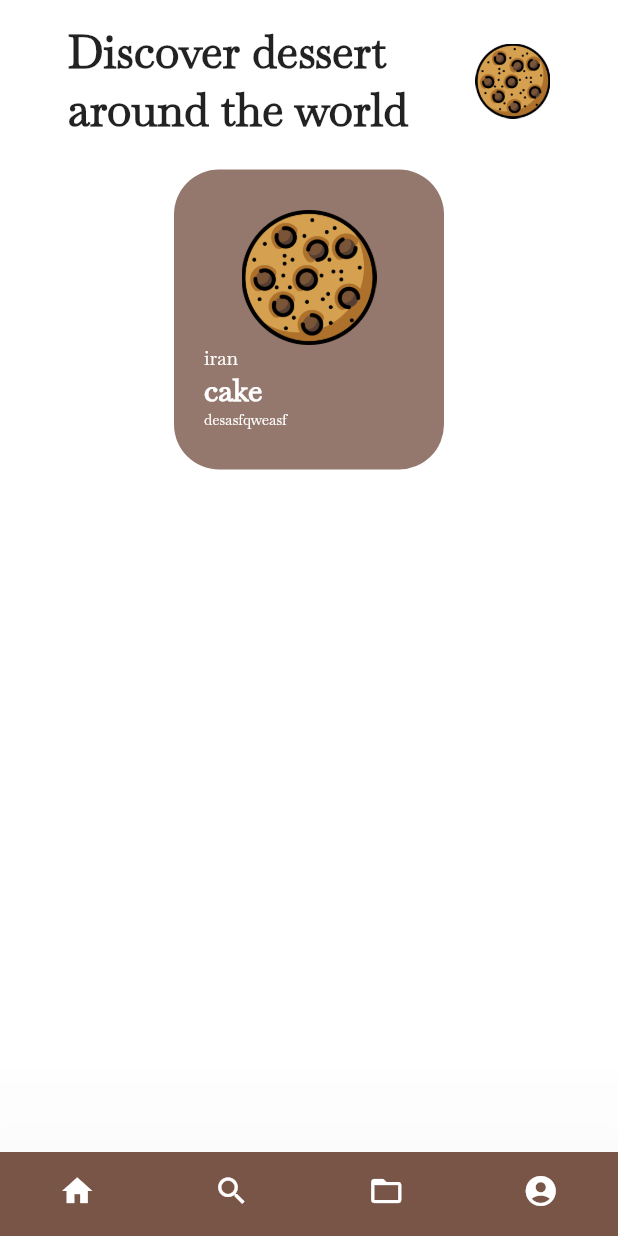
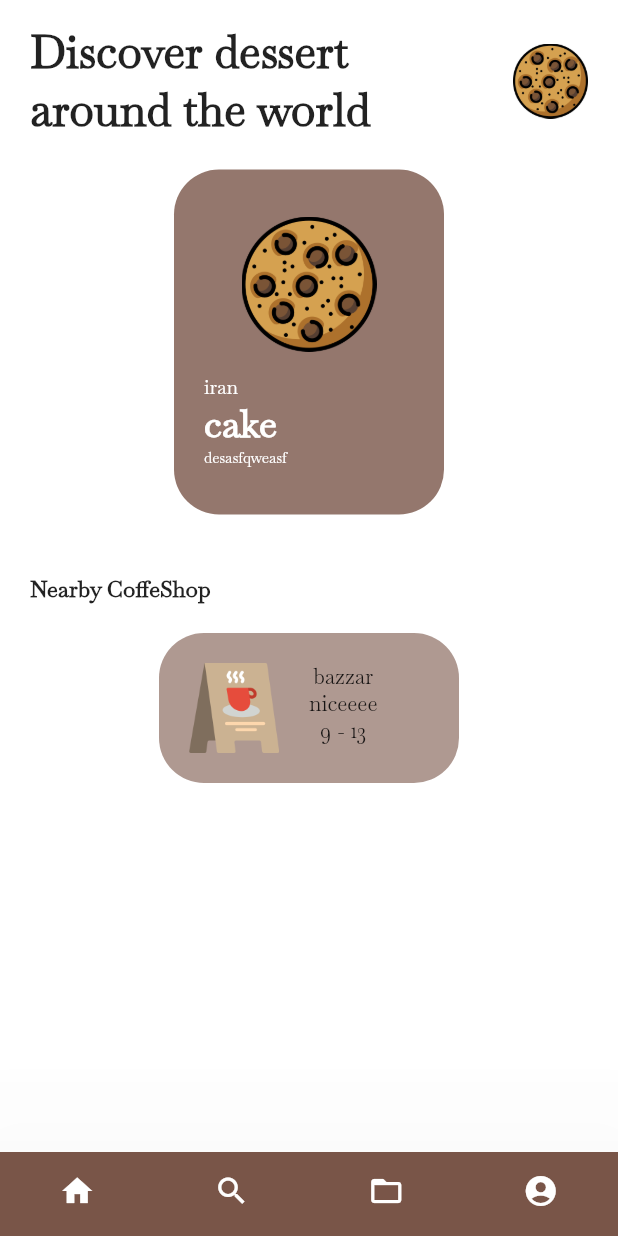
Before and after one commit to mahmoud-eslami/dessert_time, a Flutter app: the screen it shows after launch, on a phone screen of 412 x 824 dp. Run offline on Flutter 3.47's test engine with Material 2 defaults, Android fonts, the phone set to English and light mode, and no system bars; our stand-ins replace bloc, equatable, flutter_bloc.

Commit message:
add ShopItem

```diff
--- a/lib/pages/home.dart
+++ b/lib/pages/home.dart
@@ -21,13 +21,15 @@ class _HomeState extends State<Home> {
           backgroundColor: Colors.white,
           bottomNavigationBar: CustomBottomNavigation(),
           body: SingleChildScrollView(
+            child: Container(
+              padding: EdgeInsets.symmetric(horizontal: 20),
               child: Column(
                 children: <Widget>[
                   SizedBox(
                     height: 15,
                   ),
                   Row(
-                  mainAxisAlignment: MainAxisAlignment.spaceEvenly,
+                    mainAxisAlignment: MainAxisAlignment.spaceBetween,
                     children: <Widget>[
                       Text(
                         'Discover dessert\naround the world',
@@ -51,11 +53,78 @@ class _HomeState extends State<Home> {
                     name: 'cake',
                     description: 'desasfqweasf',
                   ),
+                  SizedBox(
+                    height: 40,
+                  ),
+                  Align(
+                    alignment: Alignment.centerLeft,
+                    child: Text(
+                      'Nearby CoffeShop',
+                      style: TextStyle(
+                        fontSize: 15,
+                        fontWeight: FontWeight.bold,
+                      ),
+                    ),
+                  ),
+                  SizedBox(
+                    height: 20,
+                  ),
+                  ShopItem(
+                    image: 'assets/images/cafe.png',
+                    shopName: 'bazzar',
+                    description: 'niceeee',
+                    openTime: '9 - 13',
+                  )
                 ],
+              ),
             ),
           ),
         );
       },
+    );
+  }
+}
+
+class ShopItem extends StatelessWidget {
+  final String image;
+  final String shopName;
+  final String description;
+  final String openTime;
+
+  const ShopItem(
+      {Key key, this.image, this.shopName, this.description, this.openTime})
+      : super(key: key);
+
+  @override
+  Widget build(BuildContext context) {
+    return Container(
+      height: 100,
+      width: 200,
+      decoration: BoxDecoration(
+        color: Colors.brown.withOpacity(.6),
+        borderRadius: BorderRadius.circular(30),
+      ),
+      child: Padding(
+        padding: EdgeInsets.all(20),
+        child: Row(
+          children: <Widget>[
+            Image.asset(
+              image,
+              height: 70,
+            ),
+            SizedBox(
+              width: 20,
+            ),
+            Column(
+              children: <Widget>[
+                Text(shopName),
+                Text(description),
+                Text(openTime),
+              ],
+            )
+          ],
+        ),
+      ),
     );
   }
 }
@@ -73,14 +142,14 @@ class DessertItem extends StatelessWidget {
   @override
   Widget build(BuildContext context) {
     return Container(
-      height: 200,
+      height: 230,
       width: 180,
       decoration: BoxDecoration(
         color: Colors.brown.withOpacity(.8),
         borderRadius: BorderRadius.circular(30),
       ),
       child: Padding(
-        padding: EdgeInsets.symmetric(horizontal: 20),
+        padding: EdgeInsets.all(20),
         child: Column(
           mainAxisAlignment: MainAxisAlignment.center,
           crossAxisAlignment: CrossAxisAlignment.stretch,
@@ -88,6 +157,9 @@ class DessertItem extends StatelessWidget {
             Image.asset(
               image,
               height: 90,
+            ),
+            SizedBox(
+              height: 15,
             ),
             Text(
               country,
@@ -100,7 +172,7 @@ class DessertItem extends StatelessWidget {
               name,
               style: TextStyle(
                   color: Colors.white,
-                  fontSize: 20,
+                  fontSize: 25,
                   fontWeight: FontWeight.w900),
             ),
             Text(
```
Also changed, not shown: assets/images/cafe.png (added). Lines whose indentation alone changed are shown as unchanged.
